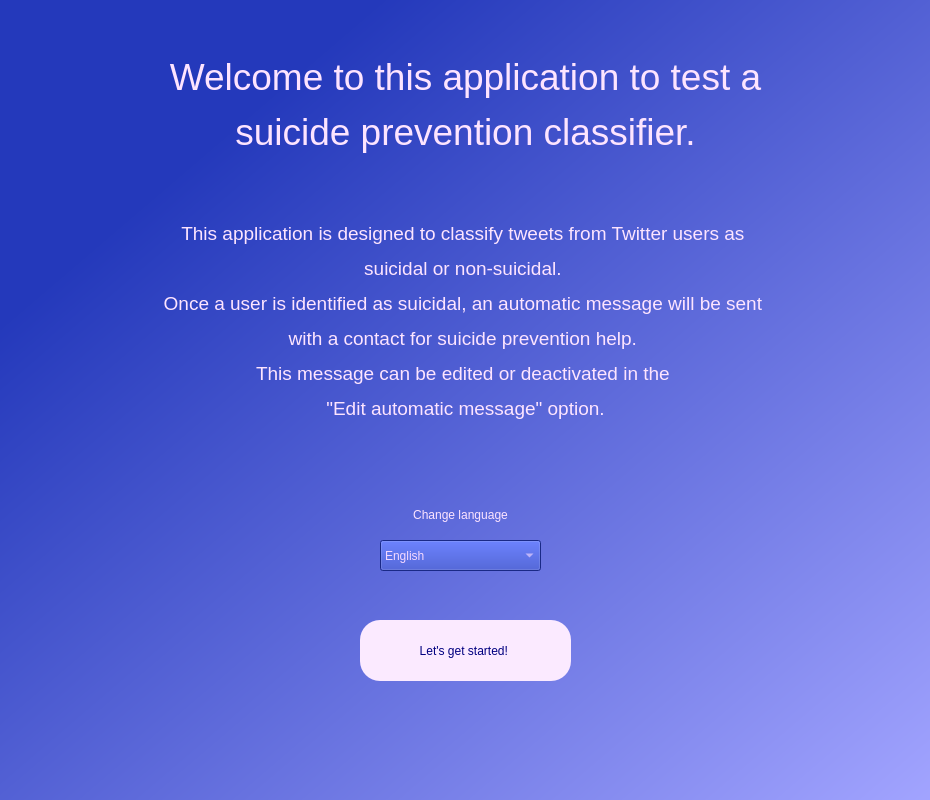
Qt form Welcome.ui (luciarguezsant/SuicidePreventionAPP) before a commit.
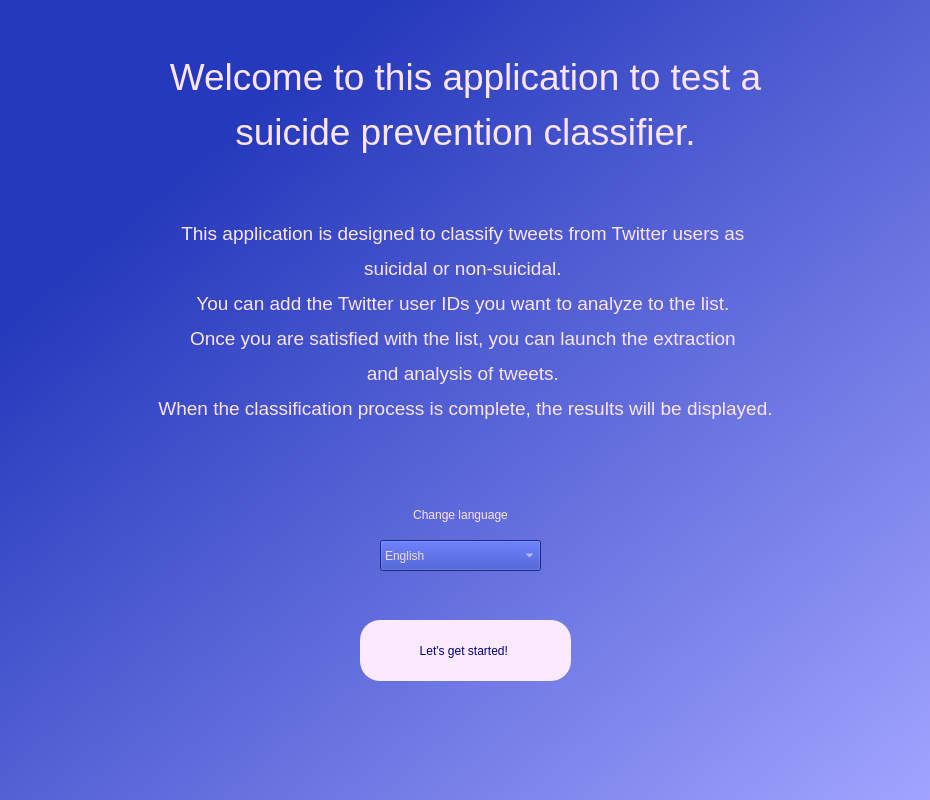
The same form after that commit. Icons and pictures are not drawn.

What changed in the file:
```diff
--- a/Welcome.ui
+++ b/Welcome.ui
@@ -124,7 +124,7 @@
 </string>
    </property>
    <property name="text">
-    <string>&lt;html&gt;&lt;head/&gt;&lt;body&gt;&lt;p align=&quot;center&quot;&gt;&lt;span style=&quot; font-size:14pt;&quot;&gt;This application is designed to classify tweets from Twitter users as &lt;/span&gt;&lt;/p&gt;&lt;p align=&quot;center&quot;&gt;&lt;span style=&quot; font-size:14pt;&quot;&gt;suicidal or non-suicidal. &lt;/span&gt;&lt;/p&gt;&lt;p align=&quot;center&quot;&gt;&lt;span style=&quot; font-size:14pt;&quot;&gt;Once a user is identified as suicidal, an automatic message will be sent &lt;/span&gt;&lt;/p&gt;&lt;p align=&quot;center&quot;&gt;&lt;span style=&quot; font-size:14pt;&quot;&gt;with a contact for suicide prevention help. &lt;/span&gt;&lt;/p&gt;&lt;p align=&quot;center&quot;&gt;&lt;span style=&quot; font-size:14pt;&quot;&gt;This message can be edited or deactivated in the &lt;/span&gt;&lt;/p&gt;&lt;p align=&quot;center&quot;&gt;&lt;span style=&quot; font-size:14pt;&quot;&gt;&amp;quot;Edit automatic message&amp;quot; option.&lt;/span&gt;&lt;/p&gt;&lt;p align=&quot;center&quot;&gt;&lt;span style=&quot; font-size:14pt;&quot;&gt;&lt;br/&gt;&lt;/span&gt;&lt;/p&gt;&lt;/body&gt;&lt;/html&gt;</string>
+    <string>&lt;html&gt;&lt;head/&gt;&lt;body&gt;&lt;p align=&quot;center&quot;&gt;&lt;span style=&quot; font-size:14pt;&quot;&gt;This application is designed to classify tweets from Twitter users as &lt;/span&gt;&lt;/p&gt;&lt;p align=&quot;center&quot;&gt;&lt;span style=&quot; font-size:14pt;&quot;&gt;suicidal or non-suicidal. &lt;/span&gt;&lt;/p&gt;&lt;p align=&quot;center&quot;&gt;&lt;span style=&quot; font-size:14pt;&quot;&gt;You can add the Twitter user IDs you want to analyze to the list. &lt;/span&gt;&lt;/p&gt;&lt;p align=&quot;center&quot;&gt;&lt;span style=&quot; font-size:14pt;&quot;&gt;Once you are satisfied with the list, you can launch the extraction &lt;/span&gt;&lt;/p&gt;&lt;p align=&quot;center&quot;&gt;&lt;span style=&quot; font-size:14pt;&quot;&gt;and analysis of tweets. &lt;/span&gt;&lt;/p&gt;&lt;p align=&quot;center&quot;&gt;&lt;span style=&quot; font-size:14pt;&quot;&gt;When the classification process is complete, the results will be displayed.&lt;/span&gt;&lt;/p&gt;&lt;p align=&quot;center&quot;&gt;&lt;span style=&quot; font-size:14pt;&quot;&gt;&lt;br/&gt;&lt;/span&gt;&lt;/p&gt;&lt;/body&gt;&lt;/html&gt;</string>
    </property>
   </widget>
   <widget class="QLabel" name="label_4">
```
